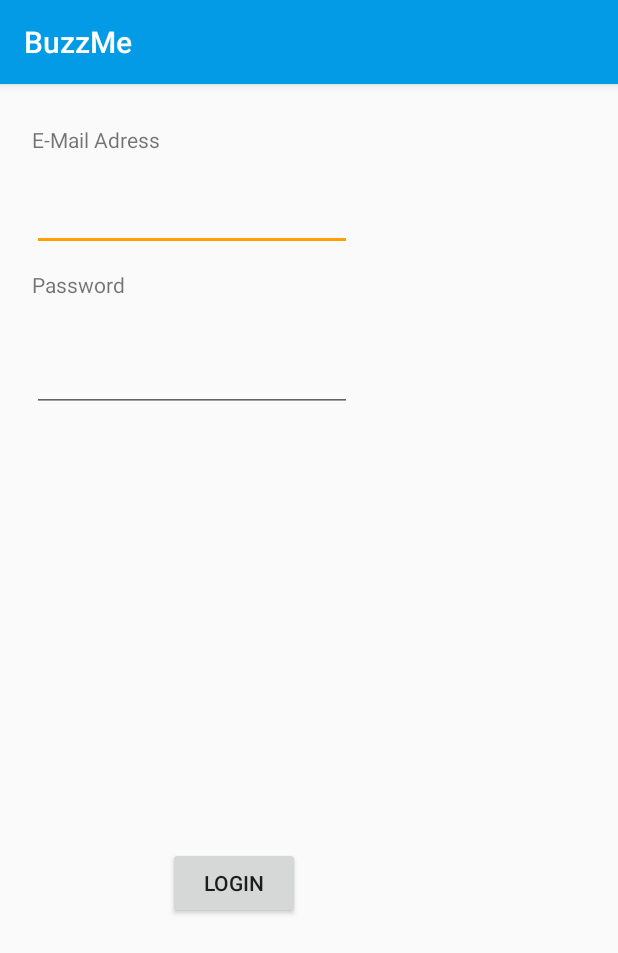
After one commit to LeonieEbert/BuzzMe, an Android app: the EMailLoginActivity screen opened directly, with no data from a screen before it, on a phone screen of 412 x 824 dp. The commit adds this screen. Shown: the top 953 px of the screen. Run offline under Robolectric (Android 15) with nearby library versions, the phone set to English and light mode, and no system bars; our stand-ins replace Firebase (no records; nobody signed in at launch, a user with empty details on screens opened directly).

Commit message:
Email-Login

```diff
--- /dev/null
+++ b/app/src/main/java/com/example/buzzme/EMailLoginActivity.java
@@ -0,0 +1,48 @@
+package com.example.buzzme;
+
+import android.content.Intent;
+import android.support.annotation.NonNull;
+import android.support.v7.app.AppCompatActivity;
+import android.os.Bundle;
+import android.util.Log;
+import android.view.View;
+import android.widget.EditText;
+import android.widget.Toast;
+
+import com.google.android.gms.tasks.OnCompleteListener;
+import com.google.android.gms.tasks.Task;
+import com.google.firebase.auth.AuthResult;
+import com.google.firebase.auth.FirebaseAuth;
+
+public class EMailLoginActivity extends AppCompatActivity {
+    private EditText txtEmailAddress;
+    private EditText txtPwd;
+    private FirebaseAuth firebaseAuth;
+    @Override
+    protected void onCreate(Bundle savedInstanceState) {
+        super.onCreate(savedInstanceState);
+        setContentView(R.layout.activity_email_login);
+        txtEmailAddress = findViewById(R.id.txtEmailLogin);
+        txtPwd = findViewById(R.id.txtPasswordLogin);
+        firebaseAuth= FirebaseAuth.getInstance();
+    }
+
+    public void btnUserLogin_Click(View v){
+        (firebaseAuth.signInWithEmailAndPassword(txtEmailAddress.getText().toString(),txtPwd.getText().toString())).addOnCompleteListener(new OnCompleteListener<AuthResult>() {
+            @Override
+            public void onComplete(@NonNull Task<AuthResult> task) {
+
+               if(task.isSuccessful()){
+                   Toast.makeText(EMailLoginActivity.this, "Login succesful", Toast.LENGTH_LONG).show();
+                   Intent i = new Intent(EMailLoginActivity.this, MainActivity.class);
+                   startActivity(i);
+               }
+               else {
+                   Log.e("Error",task.getException().toString());
+                   Toast.makeText(EMailLoginActivity.this, task.getException().getMessage(), Toast.LENGTH_LONG).show();
+               }
+            }
+        });
+
+    }
+}
--- /dev/null
+++ b/app/src/main/res/layout/activity_email_login.xml
@@ -0,0 +1,59 @@
+<?xml version="1.0" encoding="utf-8"?>
+<RelativeLayout xmlns:android="http://schemas.android.com/apk/res/android"
+    xmlns:app="http://schemas.android.com/apk/res-auto"
+    xmlns:tools="http://schemas.android.com/tools"
+    android:layout_width="match_parent"
+    android:layout_height="match_parent"
+    tools:context=".EMailLoginActivity">
+
+    <TextView
+        android:id="@+id/textView2"
+        android:layout_width="223dp"
+        android:layout_height="29dp"
+        android:layout_alignParentTop="true"
+        android:layout_alignStart="@+id/txtEmailLogin"
+        android:layout_marginTop="27dp"
+        android:text="E-Mail Adress" />
+
+    <EditText
+        android:id="@+id/txtEmailLogin"
+        android:layout_width="wrap_content"
+        android:layout_height="wrap_content"
+        android:layout_alignParentTop="true"
+        android:layout_alignStart="@+id/textView"
+        android:layout_marginTop="66dp"
+        android:ems="10"
+        android:inputType="textEmailAddress" />
+
+    <TextView
+        android:id="@+id/textView"
+        android:layout_width="223dp"
+        android:layout_height="29dp"
+        android:layout_alignParentTop="true"
+        android:layout_alignStart="@+id/txtPasswordLogin"
+        android:layout_marginTop="124dp"
+        android:text="Password" />
+
+    <EditText
+        android:id="@+id/txtPasswordLogin"
+        android:layout_width="wrap_content"
+        android:layout_height="wrap_content"
+        android:layout_alignParentStart="true"
+        android:layout_alignParentTop="true"
+        android:layout_marginStart="21dp"
+        android:layout_marginTop="173dp"
+        android:ems="10"
+        android:inputType="textPassword" />
+
+    <Button
+        android:id="@+id/btnUserLogin"
+        android:onClick="btnUserLogin_Click"
+        android:layout_width="wrap_content"
+        android:layout_height="wrap_content"
+        android:layout_alignParentBottom="true"
+        android:layout_alignParentStart="true"
+        android:layout_marginBottom="211dp"
+        android:layout_marginStart="112dp"
+        android:text="Login" />
+
+</RelativeLayout>
```
Also changed, not shown: app/src/main/AndroidManifest.xml (+11 -10 lines), app/src/main/java/com/example/buzzme/LoginActivity.java (+11 -0 lines), app/src/main/java/com/example/buzzme/RegistrationActivity.java (added, +52 -0 lines), app/src/main/res/layout/activity_login.xml (+16 -1 lines), app/src/main/res/layout/activity_registration.xml (added, +59 -0 lines).
